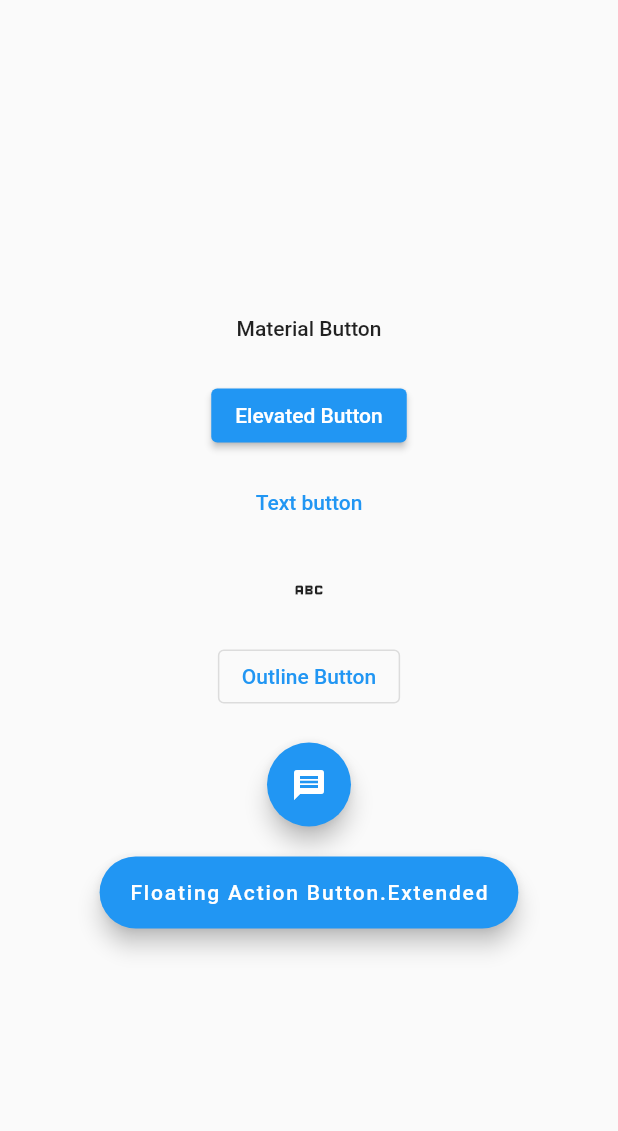
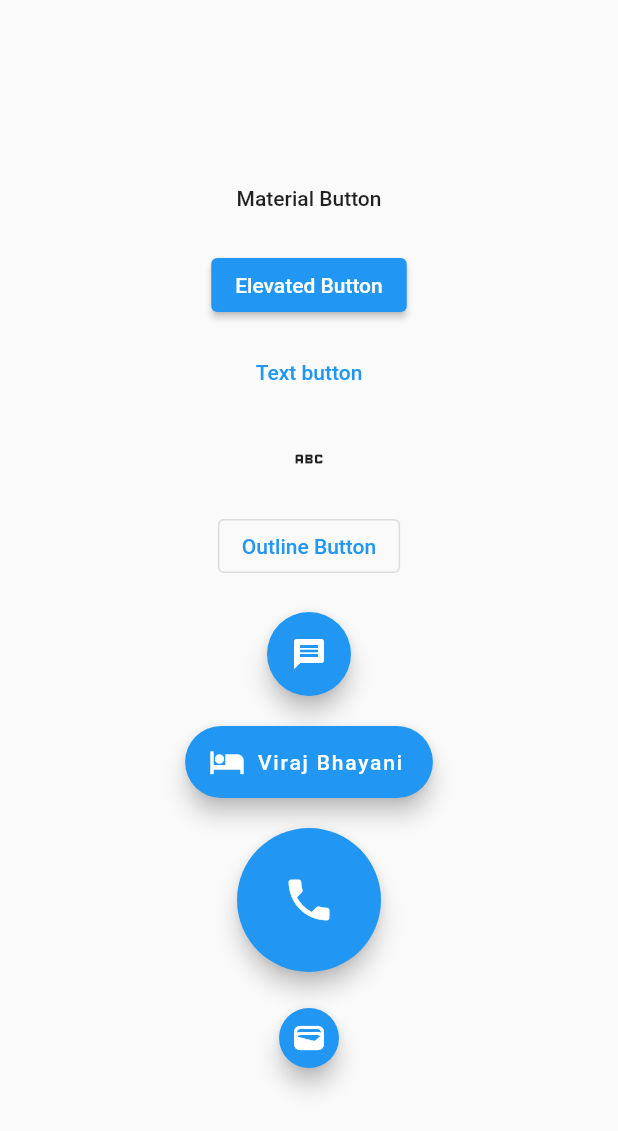
Before and after one commit to veerbhayani/first_application, a Flutter app: the screen it shows after launch, on a phone screen of 412 x 824 dp. Shown: the top 1131 px of the screen. Run offline on Flutter 3.47's test engine with Material 2 defaults, Android fonts, the phone set to English and light mode, and no system bars.

Commit message:
first_commit

```diff
--- a/lib/button_demo.dart
+++ b/lib/button_demo.dart
@@ -72,10 +72,32 @@ class ButtonDemo extends StatelessWidget {
               onPressed: () {
                 print('Hi i am Floating Action Button');
               },
-              label: const Text('Floating Action Button.Extended'),
+              label: const Text('Viraj Bhayani'),
+              icon: const Icon(
+                Icons.hotel,
+              ),
             ),
             const SizedBox(
-              height: 10,
+              height: 20,
+            ),
+            FloatingActionButton.large(
+              onPressed: () {
+                print('Hi i am Floating Action Button.large');
+              },
+              child: const Icon(
+                Icons.phone,
+              ),
+            ),
+            const SizedBox(
+              height: 20,
+            ),
+            FloatingActionButton.small(
+              onPressed: () {
+                print('Hi i am Floating Action Button.small');
+              },
+              child: const Icon(
+                Icons.wallet,
+              ),
             ),
           ],
         ),
```
